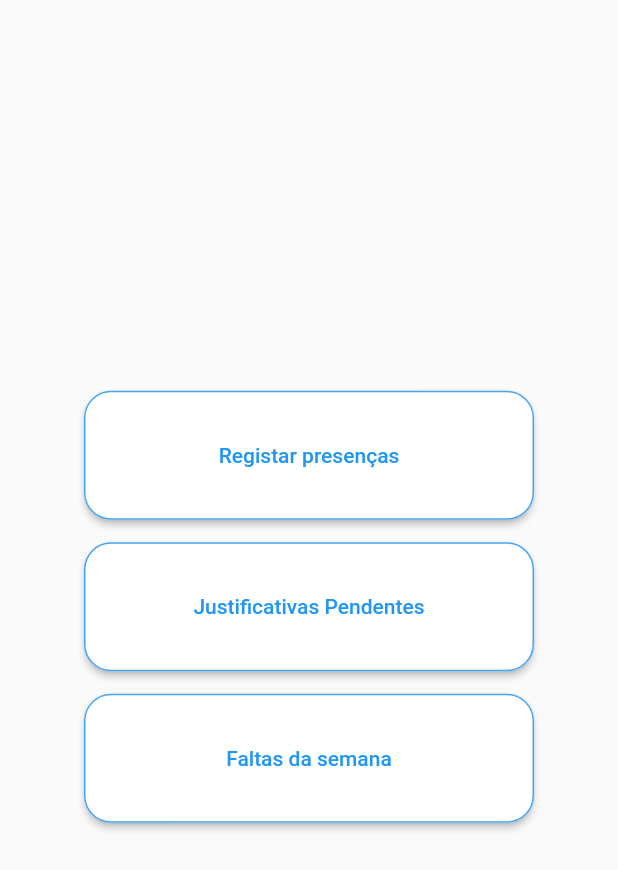
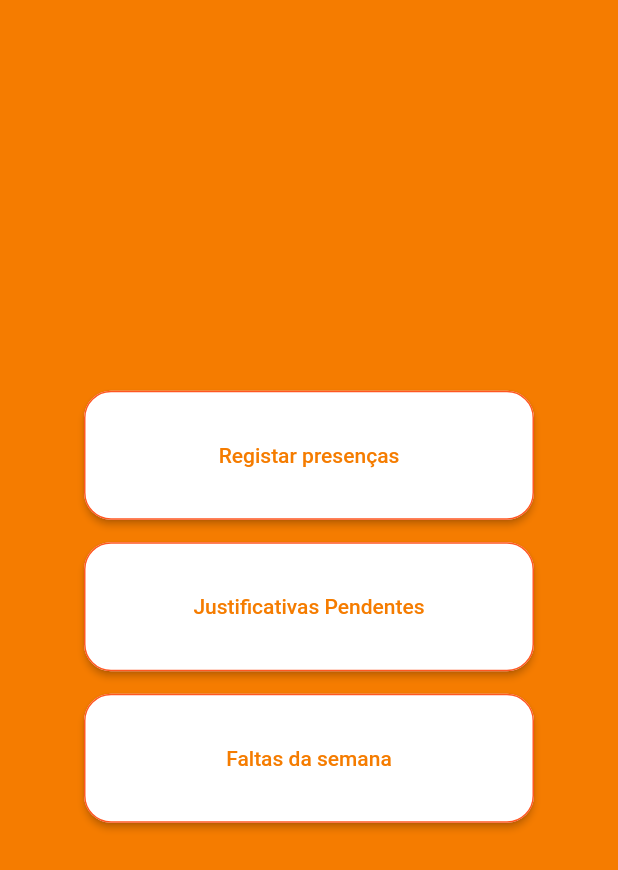
Before and after one commit to colombelli/pos-presenca, a Flutter app: the MenuList screen opened directly, on a phone screen of 412 x 824 dp. Shown: the top 870 px of the screen. Run offline on Flutter 3.47's test engine with Material 2 defaults, Android fonts, the phone set to English and light mode, and no system bars; our stand-ins replace cloud_firestore, firebase_auth, flutter_calendar_carousel, flutter_spinkit, fluttertoast, qr_flutter; missing offline and left inert: barcode_scan; accounts and stored records are empty.

Commit message:
many colors (all the same)

```diff
--- a/lib/screens/program/program.dart
+++ b/lib/screens/program/program.dart
@@ -22,7 +22,7 @@ class ProgramHome extends StatelessWidget {
       appBar: new AppBar(
         leading: Icon(Icons.account_balance),
         title: new Text("Menu PPGC"),
-        backgroundColor: Colors.blue[400],
+        backgroundColor: Colors.orange[700],
         elevation: 0.0,
         actions: <Widget>[
           FlatButton.icon(
@@ -70,6 +70,7 @@ class _MenuListState extends State<MenuList> {
   @override
   Widget build(BuildContext context) {
     return new Scaffold(
+      backgroundColor: Colors.orange[700],
       body: Center(
         child: new Column(
           mainAxisSize: MainAxisSize.min,
@@ -81,9 +82,9 @@ class _MenuListState extends State<MenuList> {
               child: new RaisedButton(
                 child: new Text("Registar presenças"),
                 color: Colors.white,
-                textColor: Colors.blue[500],
+                textColor: Colors.orange[700],
                 disabledColor: Colors.white,
-                disabledTextColor: Colors.blue[400],
+                disabledTextColor: Colors.orange[700],
                 padding: EdgeInsets.all(35.0),
                 elevation: 2.0,
                 disabledElevation: 2.0,
@@ -91,7 +92,7 @@ class _MenuListState extends State<MenuList> {
                 shape: RoundedRectangleBorder(
                   borderRadius: new BorderRadius.circular(18.0),
                   //borderRadius: new BorderRadius.circular(0.0),
-                  side: BorderSide(color: Colors.blue[400]),
+                  side: BorderSide(color: Colors.deepOrange),
                 ),
                 onPressed: () => navigateToPresenceRegistration(),
               ),
@@ -104,16 +105,16 @@ class _MenuListState extends State<MenuList> {
               child: new RaisedButton(
                 child: new Text("Justificativas Pendentes"),
                 color: Colors.white,
-                textColor: Colors.blue[500],
+                textColor: Colors.orange[700],
                 disabledColor: Colors.white,
-                disabledTextColor: Colors.blue[400],
+                disabledTextColor: Colors.orange[700],
                 padding: EdgeInsets.all(35.0),
                 elevation: 2.0,
                 disabledElevation: 2.0,
                 shape: RoundedRectangleBorder(
                   borderRadius: new BorderRadius.circular(18.0),
                   //borderRadius: new BorderRadius.circular(0.0),
-                  side: BorderSide(color: Colors.blue[400]),
+                  side: BorderSide(color: Colors.deepOrange),
                 ),
                 onPressed: () => navigateToUncheckedJustifications(),
               ),
@@ -126,16 +127,16 @@ class _MenuListState extends State<MenuList> {
               child: new RaisedButton(
                 child: new Text("Faltas da semana"),
                 color: Colors.white,
-                textColor: Colors.blue[500],
+                textColor: Colors.orange[700],
                 disabledColor: Colors.white,
-                disabledTextColor: Colors.blue[400],
+                disabledTextColor: Colors.orange[700],
                 padding: EdgeInsets.all(35.0),
                 elevation: 2.0,
                 disabledElevation: 2.0,
                 shape: RoundedRectangleBorder(
                   borderRadius: new BorderRadius.circular(18.0),
                   //borderRadius: new BorderRadius.circular(0.0),
-                  side: BorderSide(color: Colors.blue[400]),
+                  side: BorderSide(color: Colors.deepOrange),
                  ),
                 onPressed: () => navigateToWeekAbsencesReview(),
               ),
--- a/lib/screens/student/justification.dart
+++ b/lib/screens/student/justification.dart
@@ -111,7 +111,7 @@ class _DetailsPageState extends State<DetailsPage> {
   Widget build(BuildContext context) {
 
     Widget continueButton = FlatButton(
-        child: Text("Continuar"),
+        child: Text("Continuar", style: TextStyle(color: Colors.orange[700]),),
         onPressed:  () {
           Navigator.popAndPushNamed(context, '/');
         },
--- a/lib/shared/constants.dart
+++ b/lib/shared/constants.dart
@@ -8,6 +8,6 @@ const textInputDecoration = InputDecoration(
     borderSide: BorderSide(color: Colors.white, width: 2.0)
   ),
   focusedBorder: OutlineInputBorder(
-    borderSide: BorderSide(color: Colors.indigo, width: 2.0)
+    borderSide: BorderSide(color: Colors.deepOrange, width: 2.0)
   )
 );
```
Also changed, not shown: lib/screens/authenticate/register.dart (+6 -6 lines), lib/screens/authenticate/sign_in.dart (+8 -4 lines), lib/screens/professor/professor.dart (+23 -17 lines), lib/screens/program/presence_reg.dart (+6 -6 lines).
